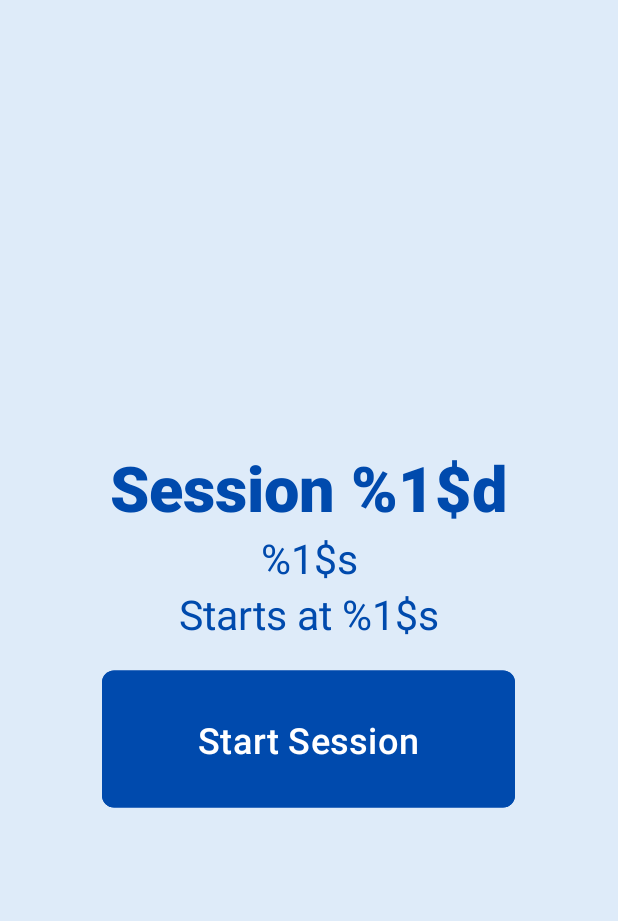
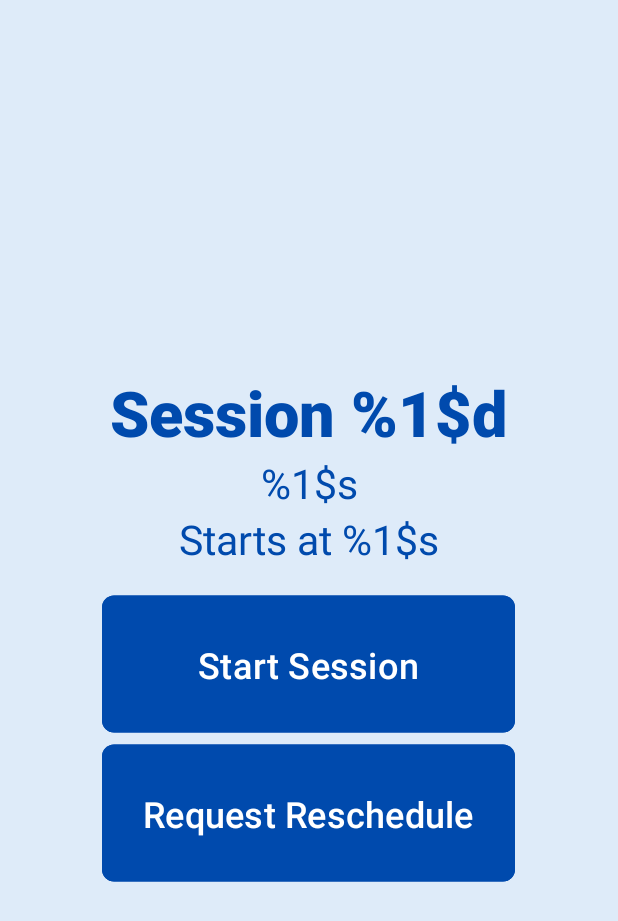
Before and after one commit to ECE496-Team-2024900/Patient-UI, an Android app: the TreatmentSessionActivity screen opened directly, with no data from a screen before it, on a phone screen of 412 x 824 dp. Shown: the top 921 px of the screen. Run offline under Robolectric (Android 15) with nearby library versions, the phone set to English and light mode, and no system bars; libraries missing offline, so code that uses them is left out: com.androidnetworking, com.androidnetworking.error, com.androidnetworking.interfaces; 1 statement that could not run was skipped.

Commit message:
handled the request reschedule update in the database, need to work on the email/messaging

```diff
--- a/app/src/main/res/layout/activity_treatment_session.xml
+++ b/app/src/main/res/layout/activity_treatment_session.xml
@@ -52,4 +52,14 @@
         android:translationY="15dp"
         app:cornerRadius="8dp" />
 
+    <Button
+        android:id="@+id/btnRequestReschedule"
+        android:layout_width="275dp"
+        android:layout_height="99dp"
+        android:backgroundTint="#004AAD"
+        android:text="Request Reschedule"
+        android:textSize="24sp"
+        android:translationY="15dp"
+        app:cornerRadius="8dp" />
+
 </LinearLayout>
```
Also changed, not shown: app/src/main/java/com/example/remotepdt/TreatmentSessionActivity.kt (+47 -0 lines).
